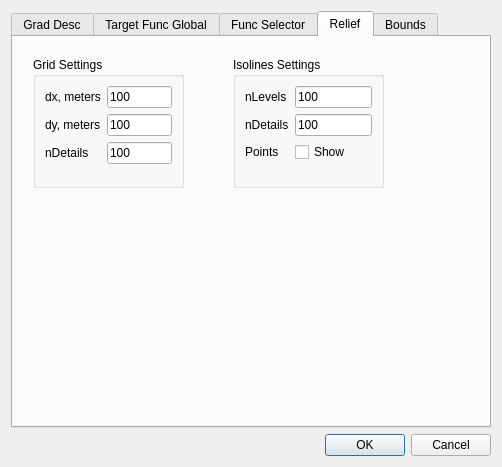
The window that DialogGradConfig.ui (znseday/snnoro) describes before a commit, drawn with Qt 5.
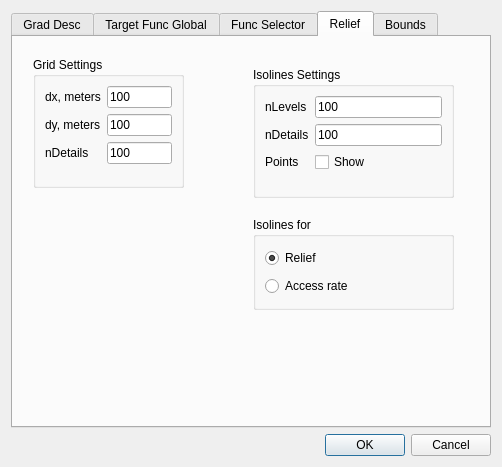
The same window after the commit.

Commit message: Isolines with settings

The edit to the form file:
```diff
--- a/DialogGradConfig.ui
+++ b/DialogGradConfig.ui
@@ -534,9 +534,9 @@
         <widget class="QGroupBox" name="groupBoxGridReliefSettings_2">
          <property name="geometry">
           <rect>
-           <x>220</x>
-           <y>20</y>
-           <width>151</width>
+           <x>240</x>
+           <y>30</y>
+           <width>201</width>
            <height>131</height>
           </rect>
          </property>
@@ -588,6 +588,38 @@
           </item>
          </layout>
         </widget>
+        <widget class="QGroupBox" name="groupBox_4">
+         <property name="geometry">
+          <rect>
+           <x>240</x>
+           <y>180</y>
+           <width>201</width>
+           <height>93</height>
+          </rect>
+         </property>
+         <property name="title">
+          <string>Isolines for</string>
+         </property>
+         <layout class="QVBoxLayout" name="verticalLayout_5">
+          <item>
+           <widget class="QRadioButton" name="rbIsolinesRelief">
+            <property name="text">
+             <string>Relief</string>
+            </property>
+            <property name="checked">
+             <bool>true</bool>
+            </property>
+           </widget>
+          </item>
+          <item>
+           <widget class="QRadioButton" name="rbIsolinesARF">
+            <property name="text">
+             <string>Access rate</string>
+            </property>
+           </widget>
+          </item>
+         </layout>
+        </widget>
        </widget>
        <widget class="QWidget" name="tabBounds">
         <attribute name="title">
```
The commit also changes 7 other files.
